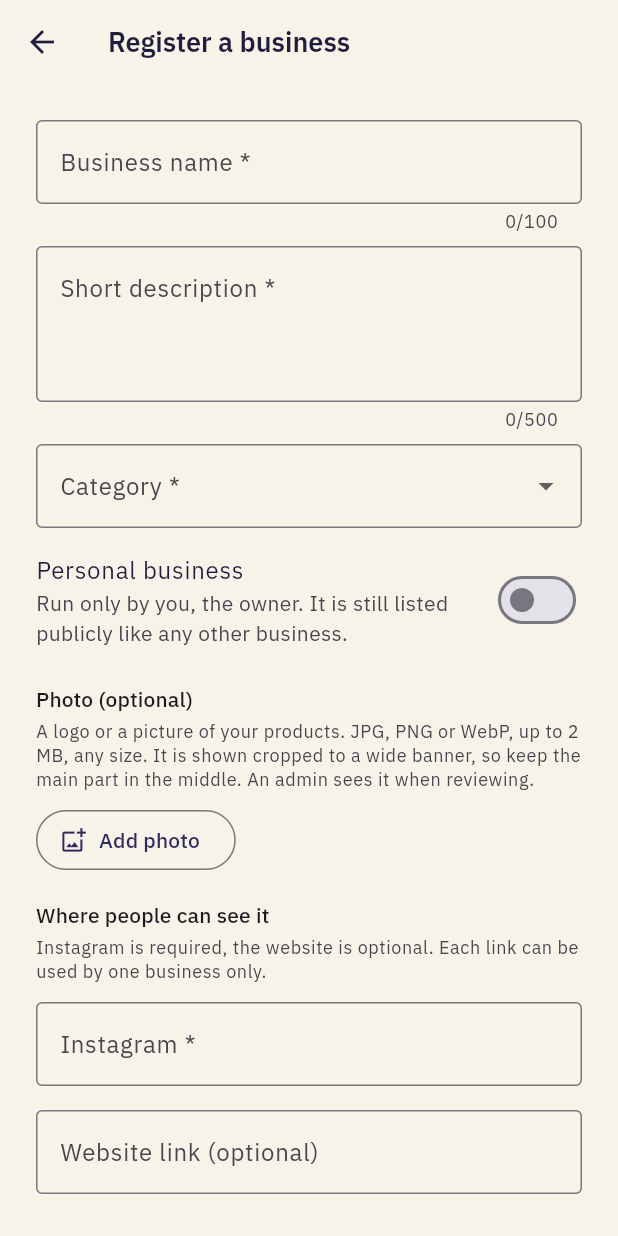
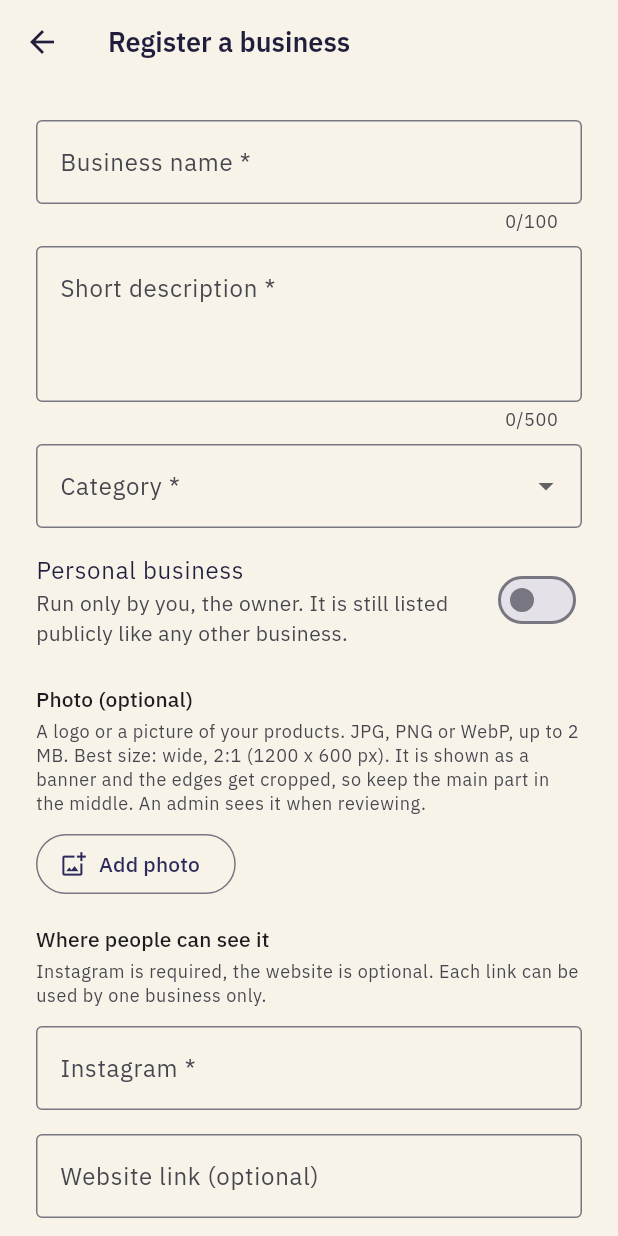
Before and after one commit to FarrelAlfarabi/Undip-Alumni-Connect, a Flutter app: the BusinessFormScreen screen opened directly with empty values, on a phone screen of 412 x 824 dp. Run offline on Flutter 3.47's test engine with Material 3 defaults, Android fonts, the phone set to English and light mode, and no system bars; our stand-ins replace file_picker, flutter_dotenv, flutter_map, flutter_secure_storage, google_fonts, latlong2 and 3 more; accounts and stored records are empty; project files that could hold a hidden picture were left out.

Commit message:
Business form: photo helper recommends 2:1 (1200 x 600)
Co-Authored-By: Claude Sonnet 5.5 <noreply@anthropic.com>
Claude-Session: https://claude.ai/code/session_01Y86svoZ3sXQhy3Rz5FV8UF

```diff
--- a/lib/screens/business_form_screen.dart
+++ b/lib/screens/business_form_screen.dart
@@ -234,8 +234,9 @@ class _BusinessFormScreenState extends State<BusinessFormScreen> {
         const SizedBox(height: 4),
         Text(
           'A logo or a picture of your products. JPG, PNG or WebP, up to '
-          '2 MB, any size. It is shown cropped to a wide banner, so keep the '
-          'main part in the middle. An admin sees it when reviewing.',
+          '2 MB. Best size: wide, 2:1 (1200 x 600 px). It is shown as a banner '
+          'and the edges get cropped, so keep the main part in the middle. An '
+          'admin sees it when reviewing.',
           key: const Key('business-photo-help'),
           style: theme.textTheme.bodySmall?.copyWith(
             color: theme.colorScheme.onSurfaceVariant,
```
Also changed, not shown: 2 other files.
